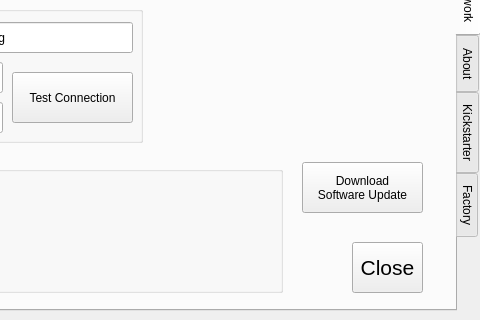
Above: src/utilwindow.ui from krontech/chronos-cam-app before the change; both pictures show x 320 to 800 and y 160 to 480 of the 800 by 480 pixel window. Below: the same form after it.
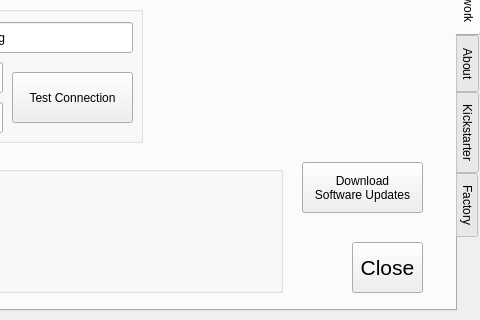
That is the form after the change. The open tabs and pages were chosen to show the change. Custom widgets are drawn as their Qt base class.

Commit message:
WIP: Run apt-get update on network update button.
The first step in performing a network software update is to download
the updated package repository lists from the Debian and Krontech
repositories via the 'apt-get update' command. This command takes
a while, so we also add a QProgressDialog to monitor the update.

Diff of the .ui file:
```diff
--- a/src/utilwindow.ui
+++ b/src/utilwindow.ui
@@ -845,7 +845,7 @@
      </property>
      <property name="text">
       <string>Download
-Software Update</string>
+Software Updates</string>
      </property>
     </widget>
     <widget class="QGroupBox" name="gbNetwork">
```
Left out of the diff: 2 changed lines with no effect on the pictures. The commit also changes 5 other files.
